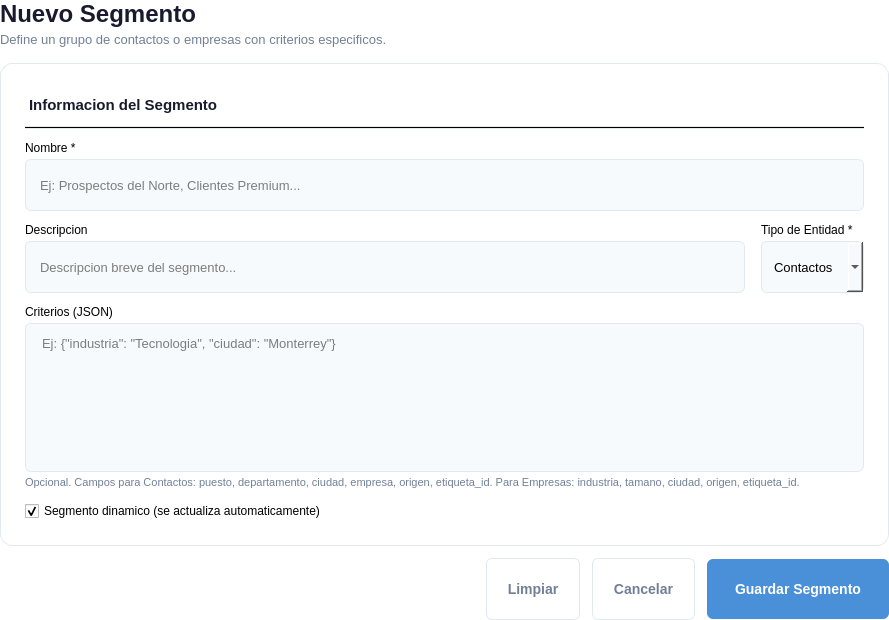
DataDave-Dev/CRM-Portable, file app/views/ui/segmentacion/segmento_form.ui: the form before one commit.
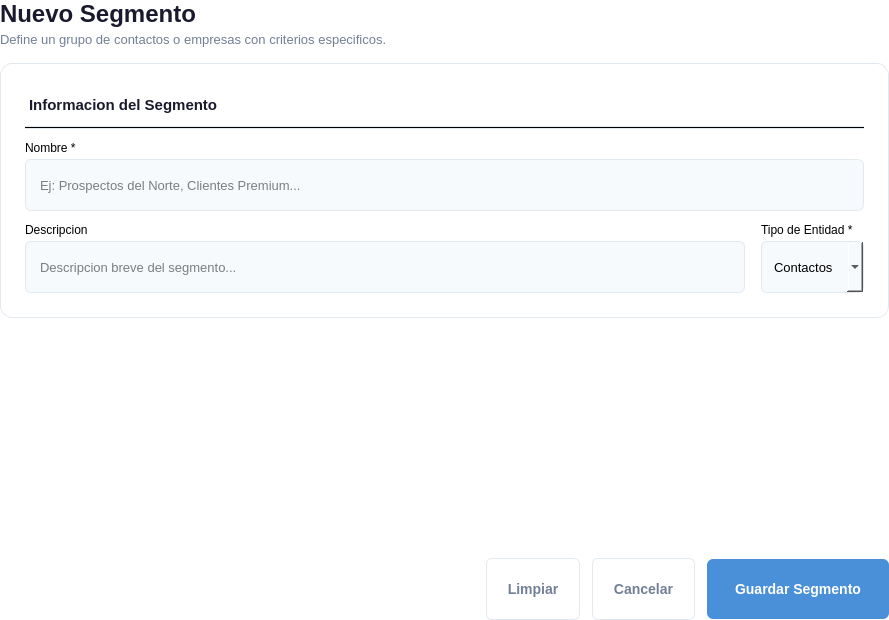
The form after the commit.

Commit message: refactor(segmentacion): reemplazar segmentos dinamicos por asignacion manual

Diff of the .ui file:
```diff
--- a/app/views/ui/segmentacion/segmento_form.ui
+++ b/app/views/ui/segmentacion/segmento_form.ui
@@ -47,18 +47,7 @@
     border: 1px solid #4a90d9;
     background-color: #ffffff;
 }
-QTextEdit {
-    padding: 8px 12px;
-    border: 1px solid #e2e8f0;
-    border-radius: 6px;
-    background-color: #f7fafc;
-    font-size: 13px;
-    font-family: "Consolas", monospace;
-}
-QTextEdit:focus {
-    border: 1px solid #4a90d9;
-    background-color: #ffffff;
-}
+
 QPushButton#btn_guardar {
     background-color: #4a90d9;
     color: white;
@@ -90,11 +79,7 @@
     min-height: 1px;
     max-height: 1px;
 }
-QLabel#hintCriterios {
-    font-size: 11px;
-    color: #718096;
-}
-   </string>
+</string>
   </property>
 
   <layout class="QVBoxLayout" name="mainLayout">
@@ -225,48 +210,6 @@
        </layout>
       </item>
 
-      <!-- Criterios JSON -->
-      <item>
-       <layout class="QVBoxLayout" name="colCriterios">
-        <property name="spacing"><number>4</number></property>
-        <item>
-         <widget class="QLabel" name="labelCriterios">
-          <property name="text"><string>Criterios (JSON)</string></property>
-         </widget>
-        </item>
-        <item>
-         <widget class="QTextEdit" name="input_criterios_json">
-          <property name="placeholderText"><string>Ej: {"industria": "Tecnologia", "ciudad": "Monterrey"}</string></property>
-          <property name="minimumHeight"><number>80</number></property>
-          <property name="maximumHeight"><number>120</number></property>
-         </widget>
-        </item>
-        <item>
-         <widget class="QLabel" name="hintCriterios">
-          <property name="text"><string>Opcional. Campos para Contactos: puesto, departamento, ciudad, empresa, origen, etiqueta_id. Para Empresas: industria, tamano, ciudad, origen, etiqueta_id.</string></property>
-          <property name="wordWrap"><bool>true</bool></property>
-         </widget>
-        </item>
-       </layout>
-      </item>
-
-      <!-- EsDinamico -->
-      <item>
-       <layout class="QHBoxLayout" name="rowDinamico">
-        <item>
-         <widget class="QCheckBox" name="check_es_dinamico">
-          <property name="text"><string>Segmento dinamico (se actualiza automaticamente)</string></property>
-          <property name="checked"><bool>true</bool></property>
-         </widget>
-        </item>
-        <item>
-         <spacer>
-          <property name="orientation"><enum>Qt::Horizontal</enum></property>
-          <property name="sizeHint" stdset="0"><size><width>40</width><height>20</height></size></property>
-         </spacer>
-        </item>
-       </layout>
-      </item>
 
      </layout>
     </widget>
```
The commit also changes 7 other files.
